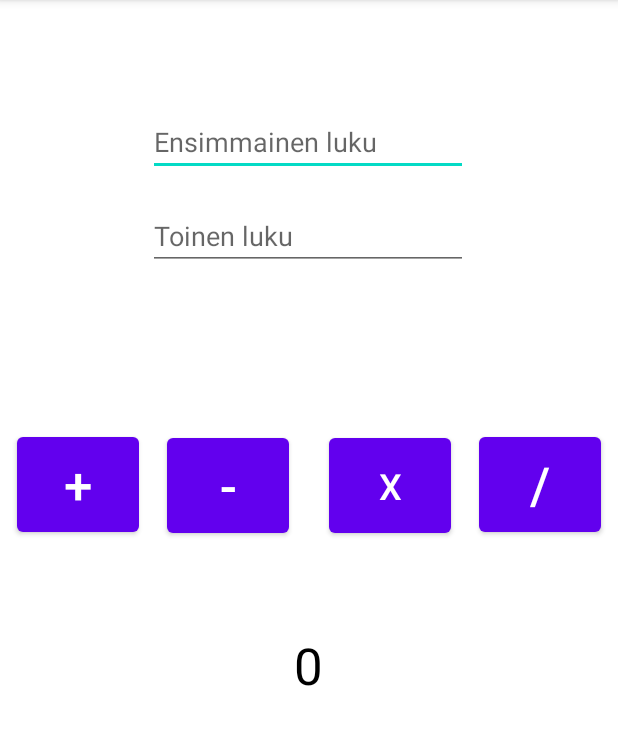
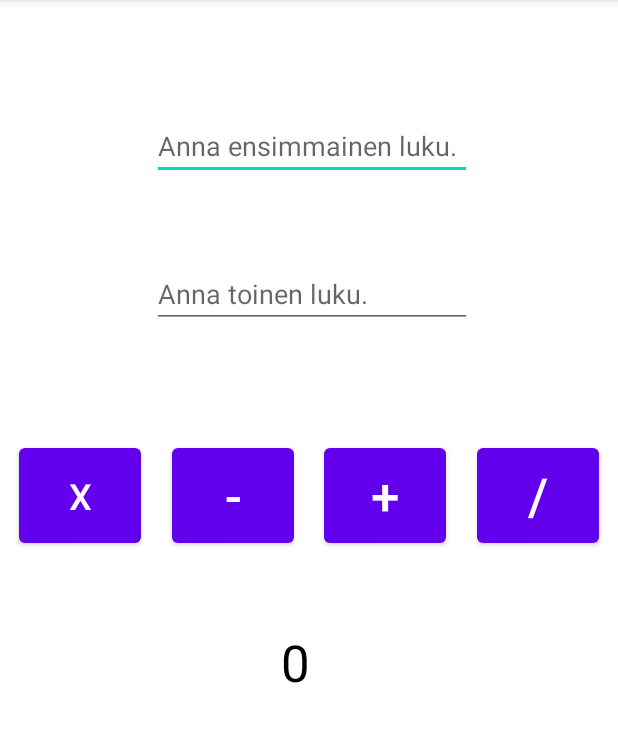
Before and after one commit to AlluNatu/JavaLaskin, an Android app: the screen it shows after launch (MainActivity), on a phone screen of 412 x 824 dp, the part 84-829 px from its top. Run offline under Robolectric (Android 15) with nearby library versions, the phone set to English and light mode, and no system bars.

Commit message:
Android laskin

```diff
--- a/app/src/main/java/com/example/javatehtava/MainActivity.java
+++ b/app/src/main/java/com/example/javatehtava/MainActivity.java
@@ -5,11 +5,14 @@ import android.os.Bundle;
 import android.view.View;
 import android.widget.EditText;
 import android.widget.TextView;
+import android.widget.Toast;
+
 
 public class MainActivity extends AppCompatActivity {
 
     float f1, f2;
-    private EditText luku1, luku2;
+    private EditText luku1;
+    private EditText luku2;
     private TextView textOutput;
 
     @Override
@@ -28,12 +31,15 @@ public class MainActivity extends AppCompatActivity {
         StringBuilder sb2 = new StringBuilder(luku2.getText());
         String s1 = sb.toString();
         String s2 = sb2.toString();
+
         if (s1 == ""){
             s1 = "0";
+            Toast.makeText(this, "Et lisännyt ensimmäistä lukua, ensimmäinen luku = 0", Toast.LENGTH_LONG).show();
         }
 
         if (s2 == ""){
             s2 = "0";
+            Toast.makeText(this, "Et lisännyt toista lukua, toinen luku = 0", Toast.LENGTH_LONG).show();
         }
         f1 = Float.parseFloat(s1);
         f2 = Float.parseFloat(s2);
--- a/app/src/main/res/layout/activity_main.xml
+++ b/app/src/main/res/layout/activity_main.xml
@@ -11,109 +11,111 @@
         android:layout_width="81dp"
         android:layout_height="75dp"
         android:layout_marginStart="8dp"
-        android:layout_marginTop="88dp"
         android:layout_marginEnd="8dp"
-        android:layout_marginBottom="389dp"
         android:onClick="factorial"
         android:text="X"
         android:textSize="24sp"
         app:layout_constraintBottom_toBottomOf="parent"
-        app:layout_constraintEnd_toStartOf="@+id/equalsButton"
-        app:layout_constraintStart_toEndOf="@+id/minusButton"
-        app:layout_constraintTop_toBottomOf="@+id/editSecondNumber" />
+        app:layout_constraintEnd_toStartOf="@+id/minusButton"
+        app:layout_constraintStart_toStartOf="parent"
+        app:layout_constraintTop_toTopOf="parent"
+        app:layout_constraintVertical_bias="0.423" />
 
     <Button
         android:id="@+id/equalsButton"
         android:layout_width="81dp"
         android:layout_height="75dp"
         android:layout_marginStart="8dp"
-        android:layout_marginTop="267dp"
         android:layout_marginEnd="8dp"
-        android:layout_marginBottom="389dp"
         android:onClick="division"
         android:text="/"
         android:textSize="34sp"
         app:layout_constraintBottom_toBottomOf="parent"
         app:layout_constraintEnd_toEndOf="parent"
-        app:layout_constraintStart_toEndOf="@+id/factorialButton"
-        app:layout_constraintTop_toTopOf="parent" />
+        app:layout_constraintStart_toEndOf="@+id/plusButton"
+        app:layout_constraintTop_toTopOf="parent"
+        app:layout_constraintVertical_bias="0.423" />
 
     <Button
         android:id="@+id/minusButton"
         android:layout_width="81dp"
         android:layout_height="75dp"
         android:layout_marginStart="8dp"
-        android:layout_marginTop="88dp"
-        android:layout_marginEnd="15dp"
-        android:layout_marginBottom="389dp"
+        android:layout_marginEnd="8dp"
         android:onClick="minus"
         android:text="-"
         android:textSize="34sp"
         app:layout_constraintBottom_toBottomOf="parent"
-        app:layout_constraintEnd_toStartOf="@+id/factorialButton"
-        app:layout_constraintStart_toEndOf="@+id/plusButton"
-        app:layout_constraintTop_toBottomOf="@+id/editSecondNumber" />
+        app:layout_constraintEnd_toStartOf="@+id/plusButton"
+        app:layout_constraintStart_toEndOf="@+id/factorialButton"
+        app:layout_constraintTop_toTopOf="parent"
+        app:layout_constraintVertical_bias="0.423" />
 
     <Button
         android:id="@+id/plusButton"
         android:layout_width="81dp"
         android:layout_height="75dp"
         android:layout_marginStart="8dp"
-        android:layout_marginTop="267dp"
         android:layout_marginEnd="8dp"
-        android:layout_marginBottom="389dp"
         android:onClick="plus"
         android:text="+"
         android:textSize="34sp"
         app:layout_constraintBottom_toBottomOf="parent"
-        app:layout_constraintEnd_toStartOf="@+id/minusButton"
-        app:layout_constraintStart_toStartOf="parent"
-        app:layout_constraintTop_toTopOf="parent" />
-
-    <EditText
-        android:id="@+id/editFirstNumber"
-        android:layout_width="wrap_content"
-        android:layout_height="wrap_content"
-        android:layout_marginStart="100dp"
-        android:layout_marginTop="72dp"
-        android:layout_marginEnd="101dp"
-        android:ems="10"
-        android:hint="Ensimmainen luku"
-        android:inputType="textPersonName"
-        app:layout_constraintEnd_toEndOf="parent"
-        app:layout_constraintStart_toStartOf="parent"
-        app:layout_constraintTop_toTopOf="parent" />
-
-    <EditText
-        android:id="@+id/editSecondNumber"
-        android:layout_width="wrap_content"
-        android:layout_height="wrap_content"
-        android:layout_marginStart="100dp"
-        android:layout_marginTop="17dp"
-        android:layout_marginEnd="101dp"
-        android:ems="10"
-        android:hint="Toinen luku"
-        android:inputType="textPersonName"
-        app:layout_constraintEnd_toEndOf="parent"
-        app:layout_constraintStart_toStartOf="parent"
-        app:layout_constraintTop_toBottomOf="@+id/editFirstNumber" />
+        app:layout_constraintEnd_toStartOf="@+id/equalsButton"
+        app:layout_constraintStart_toEndOf="@+id/minusButton"
+        app:layout_constraintTop_toTopOf="parent"
+        app:layout_constraintVertical_bias="0.423" />
 
     <TextView
         android:id="@+id/textView2"
         android:layout_width="150dp"
         android:layout_height="100dp"
-        android:layout_marginStart="155dp"
-        android:layout_marginTop="42dp"
-        android:layout_marginEnd="156dp"
-        android:layout_marginBottom="247dp"
+        android:layout_marginStart="140dp"
+        android:layout_marginTop="45dp"
+        android:layout_marginEnd="140dp"
+        android:layout_marginBottom="244dp"
         android:text="0"
         android:textAlignment="center"
         android:textColor="#000000"
         android:textSize="34sp"
         app:layout_constraintBottom_toBottomOf="parent"
         app:layout_constraintEnd_toEndOf="parent"
+        app:layout_constraintHorizontal_bias="1.0"
         app:layout_constraintStart_toStartOf="parent"
-        app:layout_constraintTop_toBottomOf="@+id/factorialButton"
-        app:layout_constraintVertical_bias="1.0" />
+        app:layout_constraintTop_toBottomOf="@+id/minusButton" />
+
+    <EditText
+        android:id="@+id/editFirstNumber"
+        android:layout_width="wrap_content"
+        android:layout_height="wrap_content"
+        android:layout_marginStart="101dp"
+        android:layout_marginTop="74dp"
+        android:layout_marginEnd="101dp"
+        android:layout_marginBottom="29dp"
+        android:ems="10"
+        android:hint="Anna ensimmainen luku."
+        android:inputType="numberDecimal"
+        app:layout_constraintBottom_toTopOf="@+id/editSecondNumber"
+        app:layout_constraintEnd_toEndOf="parent"
+        app:layout_constraintHorizontal_bias="0.0"
+        app:layout_constraintStart_toStartOf="parent"
+        app:layout_constraintTop_toTopOf="parent"
+        app:layout_constraintVertical_bias="0.025" />
+
+    <EditText
+        android:id="@+id/editSecondNumber"
+        android:layout_width="wrap_content"
+        android:layout_height="wrap_content"
+        android:layout_marginStart="101dp"
+        android:layout_marginEnd="101dp"
+        android:ems="10"
+        android:hint="Anna toinen luku."
+        android:inputType="numberDecimal"
+        app:layout_constraintBottom_toBottomOf="parent"
+        app:layout_constraintEnd_toEndOf="parent"
+        app:layout_constraintHorizontal_bias="0.0"
+        app:layout_constraintStart_toStartOf="parent"
+        app:layout_constraintTop_toTopOf="parent"
+        app:layout_constraintVertical_bias="0.24" />
 
 </androidx.constraintlayout.widget.ConstraintLayout>
```
